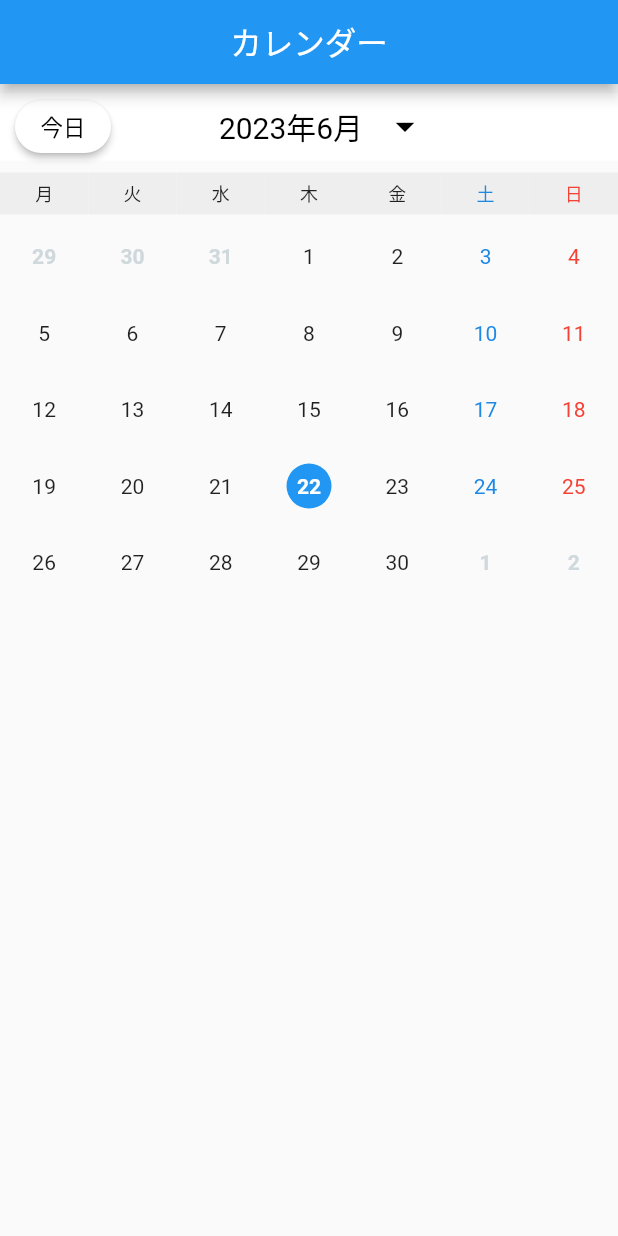
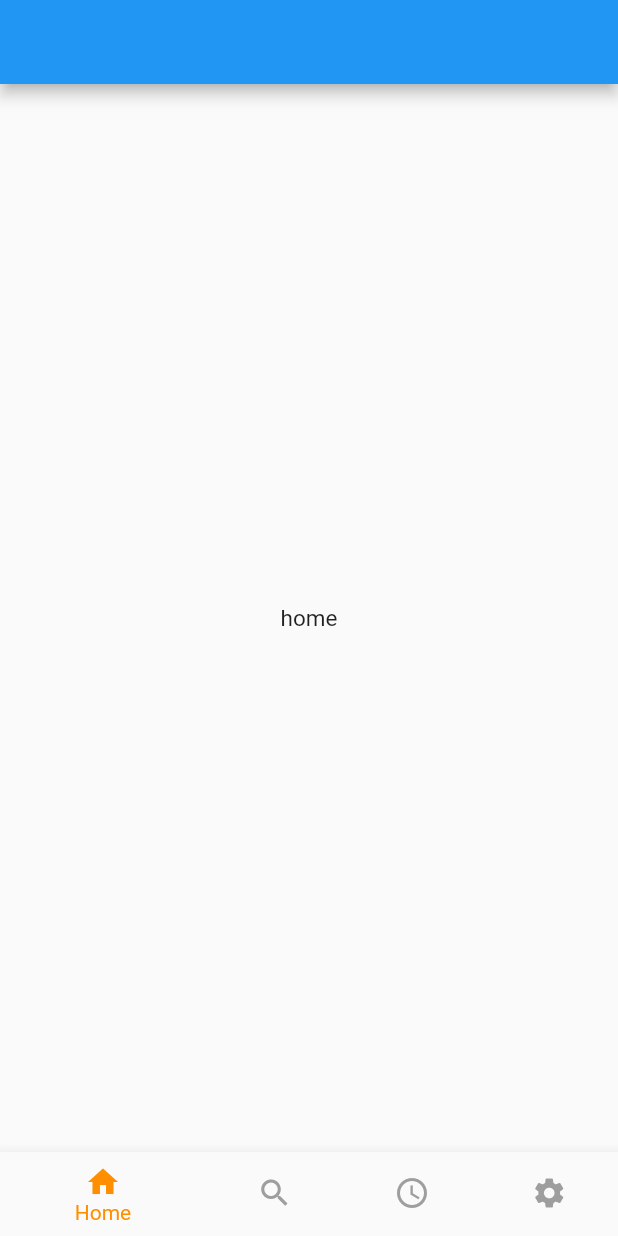
Before and after one commit to NeiHau/various_functions_flutter, a Flutter app: the screen it shows after launch, on a phone screen of 412 x 824 dp. Run offline on Flutter 3.47's test engine with Material 2 defaults, Android fonts, the light colour scheme and no system bars; our stand-ins replace drift, flutter_riverpod, flutter_screenutil, freezed_annotation, hooks_riverpod; missing offline and left inert: month_year_picker; accounts and stored records are empty; generated files the repository leaves out were written again.

Commit message:
新機能・画面追加

```diff
--- /dev/null
+++ b/lib/common/bottom_nav_bar_widget.dart
@@ -0,0 +1,46 @@
+// Class to manage BottomNavigationBar
+import 'package:calendar_app_remake/repository/menu_item_repopsitory.dart';
+import 'package:flutter/material.dart';
+import 'package:hooks_riverpod/hooks_riverpod.dart';
+
+class CustomBottomNavigationBar extends ConsumerWidget {
+  const CustomBottomNavigationBar({Key? key}) : super(key: key);
+
+  @override
+  Widget build(BuildContext context, WidgetRef ref) {
+    return Consumer(builder: (context, watch, child) {
+      final selectedIndex = ref
+          .watch(selectedIndexProvider); // Listen to the selected index state
+
+      return BottomNavigationBar(
+        items: const <BottomNavigationBarItem>[
+          BottomNavigationBarItem(
+            icon: Icon(Icons.home),
+            label: 'Home',
+          ),
+          BottomNavigationBarItem(
+            icon: Icon(Icons.search),
+            label: 'Search',
+          ),
+          BottomNavigationBarItem(
+            icon: Icon(Icons.schedule),
+            label: 'Schedule',
+          ),
+          BottomNavigationBarItem(
+            icon: Icon(Icons.settings),
+            label: 'Settings',
+          ),
+        ],
+        currentIndex: selectedIndex,
+        selectedItemColor: Colors.amber[800],
+        unselectedItemColor: Colors.grey,
+        onTap: (index) {
+          // Calls the selectIndex function from the SelectedIndexNotifier
+          ref
+              .read<SelectedIndexNotifier>(selectedIndexProvider.notifier)
+              .selectIndex(index);
+        },
+      );
+    });
+  }
+}
--- a/lib/main.dart
+++ b/lib/main.dart
@@ -1,5 +1,5 @@
-import 'package:calendar_app_remake/View/calendar_page.dart';
 import 'package:calendar_app_remake/routing/routing.dart';
+import 'package:calendar_app_remake/view/launch/launch_page.dart';
 import 'package:flutter/material.dart';
 import 'package:flutter_localizations/flutter_localizations.dart';
 import 'package:flutter_screenutil/flutter_screenutil.dart';
@@ -9,6 +9,9 @@ import 'package:month_year_picker/month_year_picker.dart';
 void main() {
   runApp(const ProviderScope(child: MyApp()));
 }
+
+final GlobalKey<NavigatorState> navigatorKey =
+    GlobalKey(debugLabel: 'Global Navigator');
 
 class MyApp extends StatelessWidget {
   const MyApp({Key? key}) : super(key: key);
@@ -21,6 +24,7 @@ class MyApp extends StatelessWidget {
       minTextAdapt: true,
       builder: (context, child) {
         return MaterialApp(
+          navigatorKey: navigatorKey,
           localizationsDelegates: const [
             GlobalMaterialLocalizations.delegate,
             GlobalWidgetsLocalizations.delegate,
@@ -39,8 +43,9 @@ class MyApp extends StatelessWidget {
             visualDensity: VisualDensity.adaptivePlatformDensity,
           ),
           onGenerateRoute: RouteGenerator.generatedRoute,
-            home: const CalendarPage(),
+          home: const LaunchPage(),
         );
-        });
+      },
+    );
   }
 }
--- /dev/null
+++ b/lib/repository/menu_item_repopsitory.dart
@@ -0,0 +1,14 @@
+import 'package:hooks_riverpod/hooks_riverpod.dart';
+
+final selectedIndexProvider =
+    StateNotifierProvider<SelectedIndexNotifier, int>((ref) {
+  return SelectedIndexNotifier();
+});
+
+class SelectedIndexNotifier extends StateNotifier<int> {
+  SelectedIndexNotifier() : super(0);
+
+  void selectIndex(int index) {
+    state = index;
+  }
+}
--- a/lib/routing/routing.dart
+++ b/lib/routing/routing.dart
@@ -1,14 +1,15 @@
-import 'package:calendar_app_remake/View/calendar_page.dart';
-import 'package:calendar_app_remake/View/component/calendar_event_dialog.dart';
-import 'package:calendar_app_remake/View/event_add_page.dart';
-import 'package:calendar_app_remake/View/event_edit_page.dart';
 import 'package:calendar_app_remake/domain/calendar_event.dart';
+import 'package:calendar_app_remake/view/calendar/calendar_page.dart';
+import 'package:calendar_app_remake/view/calendar/component/calendar_event_dialog.dart';
+import 'package:calendar_app_remake/view/calendar/component/calendar_event_list.dart';
+import 'package:calendar_app_remake/view/calendar/event_add_page.dart';
+import 'package:calendar_app_remake/view/calendar/event_edit_page.dart';
+import 'package:calendar_app_remake/view/home/home_page.dart';
 import 'package:flutter/material.dart';
 
-import '../View/component/calendar_event_list.dart';
-
 class RouteGenerator {
-  static const String calendarPage = '/home';
+  static const String homePage = '/home';
+  static const String calendarPage = '/calendarPage';
   static const String calendarEventList = '/EventList';
   static const String eventAddingPage = '/AddingPage';
   static const String eventEditingPage = '/EditingPage';
@@ -16,6 +17,10 @@ class RouteGenerator {
 
   static Route<dynamic> generatedRoute(RouteSettings settings) {
     switch (settings.name) {
+      case homePage:
+        return MaterialPageRoute(
+          builder: (context) => const HomePage(),
+        );
       case calendarPage:
         return MaterialPageRoute(
           builder: (context) => const CalendarPage(),
--- a/lib/view/calendar_page.dart
+++ b/lib/view/calendar/calendar_page.dart
@@ -1,4 +1,4 @@
-import 'package:calendar_app_remake/View/component/calendar_date_widget.dart';
+import 'package:calendar_app_remake/view/calendar/component/calendar_date_widget.dart';
 import 'package:flutter/material.dart';
 import 'package:hooks_riverpod/hooks_riverpod.dart';
 
--- a/lib/view/component/calendar_date_widget.dart
+++ b/lib/view/calendar/component/calendar_date_widget.dart
@@ -1,5 +1,5 @@
-import 'package:calendar_app_remake/View/component/calendar_event_dialog.dart';
 import 'package:calendar_app_remake/repository/event_map_provider.dart';
+import 'package:calendar_app_remake/view/calendar/component/calendar_event_dialog.dart';
 import 'package:flutter/material.dart';
 import 'package:hooks_riverpod/hooks_riverpod.dart';
 import 'package:intl/intl.dart';
--- a/lib/view/event_add_page.dart
+++ b/lib/view/calendar/event_add_page.dart
@@ -1,13 +1,13 @@
-import 'package:calendar_app_remake/View/component/calendar_event_dialog.dart';
 import 'package:calendar_app_remake/database/todo_item_data_crud.dart';
 import 'package:calendar_app_remake/domain/calendar_event.dart';
 import 'package:calendar_app_remake/repository/event_crud_provider.dart';
+import 'package:calendar_app_remake/view/calendar/component/calendar_event_dialog.dart';
 import 'package:flutter/cupertino.dart';
 import 'package:flutter/material.dart';
 import 'package:hooks_riverpod/hooks_riverpod.dart';
 import 'package:intl/intl.dart';
 
-import '../repository/calendar_event_state_provider.dart';
+import '../../repository/calendar_event_state_provider.dart';
 
 class EventAddingPage extends ConsumerStatefulWidget {
   const EventAddingPage({
--- /dev/null
+++ b/lib/view/home/home_page.dart
@@ -0,0 +1,32 @@
+import 'package:calendar_app_remake/common/bottom_nav_bar_widget.dart';
+import 'package:calendar_app_remake/repository/menu_item_repopsitory.dart';
+import 'package:calendar_app_remake/view/calendar/calendar_page.dart';
+import 'package:calendar_app_remake/view/home/home_page_widget.dart';
+import 'package:calendar_app_remake/view/search/search_page.dart';
+import 'package:calendar_app_remake/view/settings/setting_page.dart';
+import 'package:flutter/material.dart';
+import 'package:hooks_riverpod/hooks_riverpod.dart';
+
+class HomePage extends ConsumerWidget {
+  // Changed StatefulWidget to ConsumerWidget
+  const HomePage({Key? key}) : super(key: key);
+
+  @override
+  Widget build(BuildContext context, WidgetRef ref) {
+    final selectedIndex = ref
+        .watch(selectedIndexProvider); // get the selected index from provider
+
+    return Scaffold(
+      body: IndexedStack(
+        index: selectedIndex,
+        children: const <Widget>[
+          HomePageContent(),
+          SearchPage(),
+          CalendarPage(),
+          SettingPage(),
+        ],
+      ),
+      bottomNavigationBar: const CustomBottomNavigationBar(),
+    );
+  }
+}
--- /dev/null
+++ b/lib/view/home/home_page_widget.dart
@@ -0,0 +1,15 @@
+import 'package:flutter/material.dart';
+
+class HomePageContent extends StatelessWidget {
+  const HomePageContent({Key? key}) : super(key: key);
+
+  @override
+  Widget build(BuildContext context) {
+    return Scaffold(
+      appBar: AppBar(),
+      body: const Center(
+        child: Text('home'),
+      ),
+    );
+  }
+}
```
Also changed, not shown: lib/view/calendar/component/calendar_event_dialog.dart (added, +96 -0 lines), lib/view/component/calendar_event_dialog.dart (deleted, +0 -93 lines), lib/view/launch/launch_page.dart (added, +40 -0 lines), lib/view/search/search_page.dart (added, +15 -0 lines), lib/view/settings/setting_page.dart (added, +15 -0 lines), lib/view/calendar/component/calendar_event_list.dart (renamed from lib/view/component/calendar_event_list.dart), lib/view/calendar/event_edit_page.dart (renamed from lib/view/event_edit_page.dart). Lines whose indentation alone changed are shown as unchanged.
